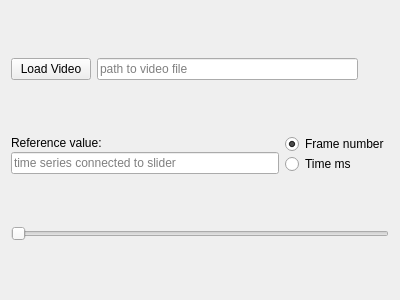
The window that plotjuggler_plugins/VideoViewer/video_dialog.ui (facontidavide/PlotJuggler) describes before a commit, drawn with Qt 5.
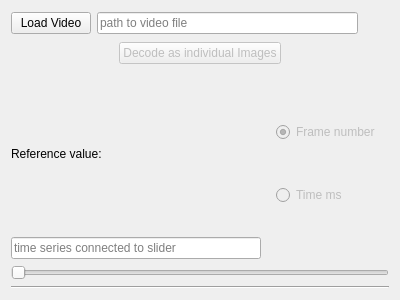
The same window after the commit.

Commit message: add frame decoding

```diff
--- a/plotjuggler_plugins/VideoViewer/video_dialog.ui
+++ b/plotjuggler_plugins/VideoViewer/video_dialog.ui
@@ -63,6 +63,49 @@
      </item>
     </layout>
    </item>
+   <item>
+    <layout class="QHBoxLayout" name="horizontalLayout_3">
+     <item>
+      <spacer name="horizontalSpacer">
+       <property name="orientation">
+        <enum>Qt::Horizontal</enum>
+       </property>
+       <property name="sizeHint" stdset="0">
+        <size>
+         <width>40</width>
+         <height>20</height>
+        </size>
+       </property>
+      </spacer>
+     </item>
+     <item>
+      <widget class="QPushButton" name="decodeButton">
+       <property name="enabled">
+        <bool>false</bool>
+       </property>
+       <property name="toolTip">
+        <string>&lt;html&gt;&lt;head/&gt;&lt;body&gt;&lt;p&gt;&lt;span style=&quot; font-weight:600;&quot;&gt;WARNING&lt;/span&gt;: this option might use a LOT of memory.&lt;/p&gt;&lt;p&gt;Decode and save all the frames as individual images.&lt;/p&gt;&lt;p&gt;Playback will be smoother but more memory is used.&lt;/p&gt;&lt;/body&gt;&lt;/html&gt;</string>
+       </property>
+       <property name="text">
+        <string>Decode as individual Images</string>
+       </property>
+      </widget>
+     </item>
+     <item>
+      <spacer name="horizontalSpacer_2">
+       <property name="orientation">
+        <enum>Qt::Horizontal</enum>
+       </property>
+       <property name="sizeHint" stdset="0">
+        <size>
+         <width>40</width>
+         <height>20</height>
+        </size>
+       </property>
+      </spacer>
+     </item>
+    </layout>
+   </item>
    <item>
     <layout class="QHBoxLayout" name="horizontalLayout_2">
      <item>
@@ -99,6 +142,13 @@
       </layout>
      </item>
      <item>
+      <widget class="QFrame" name="radioFrame">
+       <property name="enabled">
+        <bool>false</bool>
+       </property>
+       <property name="toolTip">
+        <string>&lt;html&gt;&lt;head/&gt;&lt;body&gt;&lt;p&gt;To be implemented in the future&lt;/p&gt;&lt;/body&gt;&lt;/html&gt;</string>
+       </property>
       <layout class="QVBoxLayout" name="verticalLayout">
        <property name="spacing">
         <number>0</number>
@@ -127,11 +177,22 @@
         </widget>
        </item>
       </layout>
+      </widget>
      </item>
     </layout>
    </item>
    <item>
     <widget class="QSlider" name="timeSlider">
+     <property name="enabled">
+      <bool>false</bool>
+     </property>
+     <property name="orientation">
+      <enum>Qt::Horizontal</enum>
+     </property>
+    </widget>
+   </item>
+   <item>
+    <widget class="Line" name="line_2">
      <property name="orientation">
       <enum>Qt::Horizontal</enum>
      </property>
```
Lines whose indentation alone changed are shown as unchanged. The commit also changes 2 other files.
